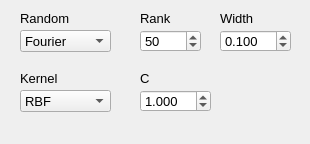
First picture: the form in _AlgorithmsPlugins/RandomKernel/paramsRSVM.ui, repository b4silio/MLDemos, before the edit.
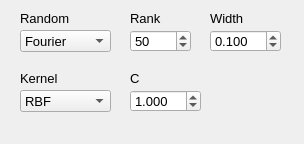
Second picture: the form after the edit.

Patch:
```diff
--- a/_AlgorithmsPlugins/RandomKernel/paramsRSVM.ui
+++ b/_AlgorithmsPlugins/RandomKernel/paramsRSVM.ui
@@ -6,7 +6,7 @@
    <rect>
     <x>0</x>
     <y>0</y>
-    <width>310</width>
+    <width>304</width>
     <height>144</height>
    </rect>
   </property>
@@ -16,7 +16,7 @@
   <widget class="QSpinBox" name="kernelRankSpin">
    <property name="geometry">
     <rect>
-     <x>140</x>
+     <x>130</x>
      <y>30</y>
      <width>61</width>
      <height>22</height>
@@ -64,7 +64,7 @@
   <widget class="QLabel" name="svmTypeLabel">
    <property name="geometry">
     <rect>
-     <x>140</x>
+     <x>130</x>
      <y>70</y>
      <width>51</width>
      <height>16</height>
@@ -82,7 +82,7 @@
   <widget class="QLabel" name="lbl_rank">
    <property name="geometry">
     <rect>
-     <x>140</x>
+     <x>130</x>
      <y>10</y>
      <width>71</width>
      <height>16</height>
@@ -126,7 +126,7 @@
   <widget class="QDoubleSpinBox" name="svmCSpin">
    <property name="geometry">
     <rect>
-     <x>140</x>
+     <x>130</x>
      <y>90</y>
      <width>71</width>
      <height>22</height>
@@ -163,7 +163,7 @@
   <widget class="QLabel" name="lbl_width">
    <property name="geometry">
     <rect>
-     <x>220</x>
+     <x>210</x>
      <y>10</y>
      <width>71</width>
      <height>16</height>
@@ -181,7 +181,7 @@
   <widget class="QDoubleSpinBox" name="kernelWidthSpin">
    <property name="geometry">
     <rect>
-     <x>220</x>
+     <x>210</x>
      <y>30</y>
      <width>71</width>
      <height>22</height>
```
